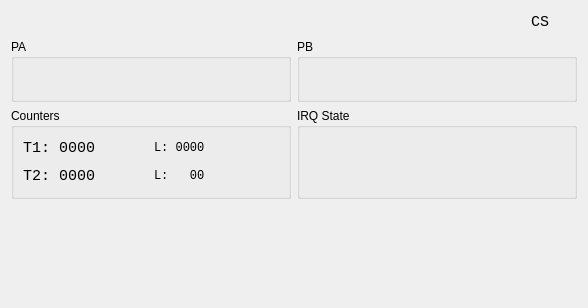
First picture: the form in src/views/VIAView.ui, repository DerSauron/66502emu, before the edit.
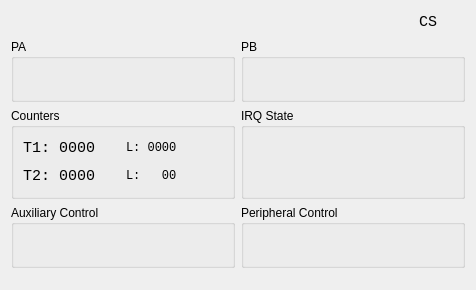
Second picture: the form after the edit. Custom widgets are drawn as their Qt base class.

Commit message: Add missing registers to VIA view

```diff
--- a/src/views/VIAView.ui
+++ b/src/views/VIAView.ui
@@ -2,7 +2,15 @@
 <ui version="4.0">
  <class>VIAView</class>
  <widget class="QDialog" name="VIAView">
-  <layout class="QVBoxLayout" name="verticalLayout">
+  <property name="geometry">
+   <rect>
+    <x>0</x>
+    <y>0</y>
+    <width>452</width>
+    <height>290</height>
+   </rect>
+  </property>
+  <layout class="QVBoxLayout" name="verticalLayout_5">
    <item>
     <layout class="QHBoxLayout" name="horizontalLayout_4">
      <item>
@@ -185,6 +193,48 @@
      </item>
     </layout>
    </item>
+   <item>
+    <layout class="QHBoxLayout" name="horizontalLayout_8">
+     <item>
+      <widget class="QGroupBox" name="groupBox_5">
+       <property name="title">
+        <string>Auxiliary Control</string>
+       </property>
+       <layout class="QVBoxLayout" name="verticalLayout_4">
+        <item>
+         <widget class="RegisterView" name="acrView" native="true">
+          <property name="minimumSize">
+           <size>
+            <width>200</width>
+            <height>22</height>
+           </size>
+          </property>
+         </widget>
+        </item>
+       </layout>
+      </widget>
+     </item>
+     <item>
+      <widget class="QGroupBox" name="groupBox_6">
+       <property name="title">
+        <string>Peripheral Control</string>
+       </property>
+       <layout class="QVBoxLayout" name="verticalLayout">
+        <item>
+         <widget class="RegisterView" name="pcrView" native="true">
+          <property name="minimumSize">
+           <size>
+            <width>200</width>
+            <height>22</height>
+           </size>
+          </property>
+         </widget>
+        </item>
+       </layout>
+      </widget>
+     </item>
+    </layout>
+   </item>
    <item>
     <spacer name="verticalSpacer">
      <property name="orientation">
@@ -201,18 +251,18 @@
   </layout>
  </widget>
  <customwidgets>
-  <customwidget>
-   <class>BitsView</class>
-   <extends>QWidget</extends>
-   <header>views/BitsView.h</header>
-   <container>1</container>
-  </customwidget>
   <customwidget>
    <class>RegisterView</class>
    <extends>QWidget</extends>
    <header>views/RegisterView.h</header>
    <container>1</container>
   </customwidget>
+  <customwidget>
+   <class>BitsView</class>
+   <extends>QWidget</extends>
+   <header>views/BitsView.h</header>
+   <container>1</container>
+  </customwidget>
  </customwidgets>
  <resources/>
  <connections/>
```
The commit also changes 4 other files.
